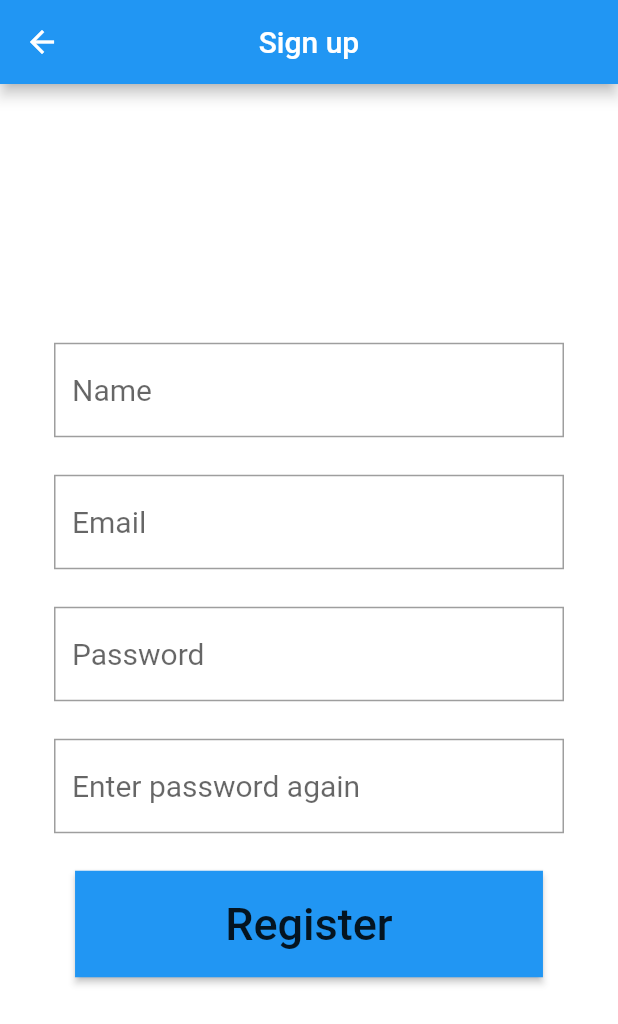
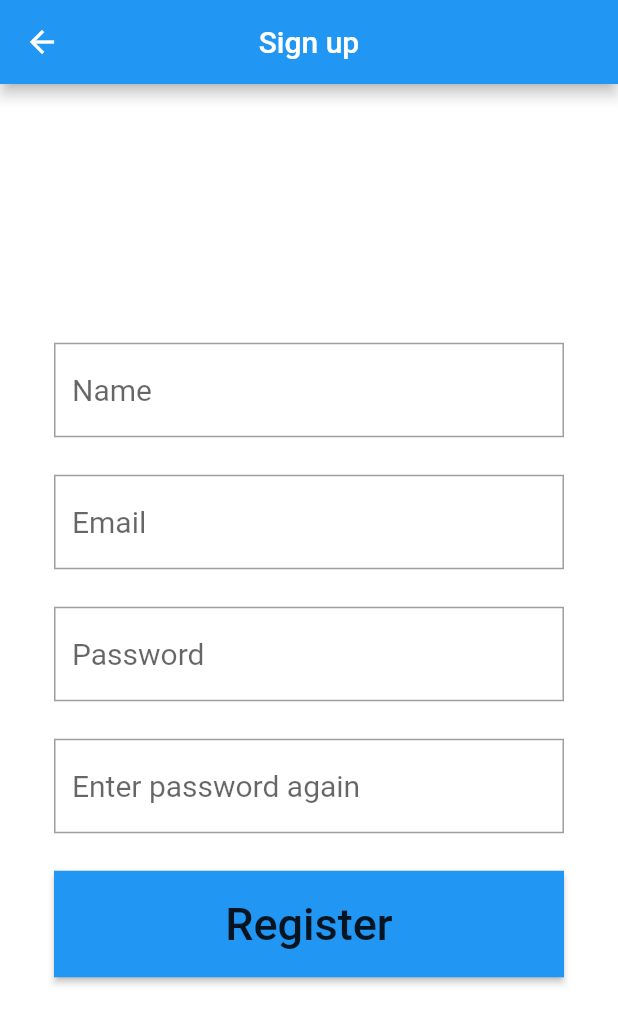
Before and after one commit to rabaraaaron/Gradebook, a Flutter app: the SignUp screen opened directly, on a phone screen of 412 x 824 dp. Shown: the top 1024 px of the screen. Run offline on Flutter 3.47's test engine with Material 2 defaults, Android fonts, the phone set to English and light mode, and no system bars; Roboto replaces fonts that are missing (Montserrat).

Commit message:
commit to pull

```diff
--- a/grade_book_test/lib/main.dart
+++ b/grade_book_test/lib/main.dart
@@ -118,7 +118,11 @@ Widget _newClassPopUp(BuildContext context, List<String> classes) {
               setState(value);
             },
           ),
-          RaisedButton(onPressed: (){classes.add(newClass);}, child: Text("Submit"))
+          RaisedButton(
+              onPressed: (){
+                if ()
+                classes.add(newClass);
+                }, child: Text("Submit"))
         ]))
       ],
     ),
--- a/gradebook/lib/main.dart
+++ b/gradebook/lib/main.dart
@@ -18,7 +18,6 @@ class Gradebook extends StatefulWidget {
 
 class _GradebookState extends State<Gradebook>{
 
-
   @override
   Widget build(BuildContext context)  {
     return MaterialApp(
--- a/gradebook/lib/pages/sign_up.dart
+++ b/gradebook/lib/pages/sign_up.dart
@@ -43,15 +43,17 @@ class _SignUp extends State<SignUp> {
           border:
           OutlineInputBorder(borderRadius: BorderRadius.circular(0.0))),
     );
-    final registerBtn =
-    RaisedButton(
-      child: Text('           Register           ',
+    final registerBtn = SizedBox(
+      width: 400,
+        child: RaisedButton(
+      child: Text('Register',
         style: TextStyle(fontSize: 30),),
       color: Theme.of(context).primaryColor,
       shape: RoundedRectangleBorder(),
       onPressed: () {Navigator.pushNamed(context, '/home');},
       padding: const EdgeInsets.all(18.0),
 
+    )
     );
 
     return Scaffold(
```
Also changed, not shown: gradebook/lib/pages/login.dart (+7 -3 lines), 1 other file.
